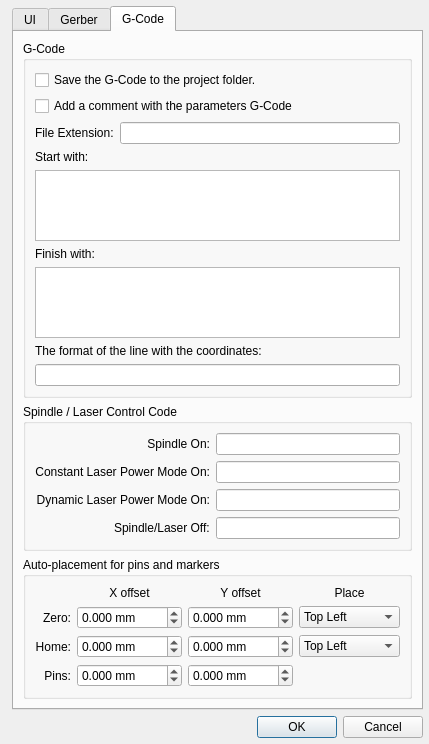
Above: G2G/settingsdialog.ui from XRay3D/GERBER_X3 before the change. Below: the same form after it.
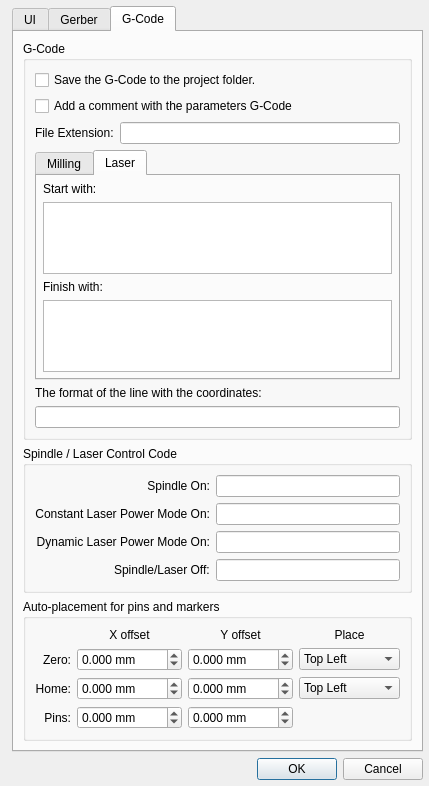
That is the form after the change. The open tabs and pages were chosen to show the change. Custom widgets are drawn as their Qt base class.

Patch:
```diff
--- a/G2G/settingsdialog.ui
+++ b/G2G/settingsdialog.ui
@@ -39,7 +39,7 @@
    <item row="0" column="1">
     <widget class="QTabWidget" name="tabWidget">
      <property name="currentIndex">
-      <number>0</number>
+      <number>2</number>
      </property>
      <widget class="QWidget" name="tab">
       <attribute name="title">
@@ -341,22 +341,16 @@
           <string>G-Code</string>
          </property>
          <layout class="QGridLayout" name="gridLayout_4">
-          <item row="2" column="0">
-           <widget class="QLabel" name="label_14">
+          <item row="0" column="0" colspan="2">
+           <widget class="QCheckBox" name="chbxSameGFolder">
             <property name="text">
-             <string>File Extension:</string>
+             <string>Save the G-Code to the project folder.</string>
             </property>
            </widget>
           </item>
           <item row="2" column="1">
            <widget class="QLineEdit" name="leFileExtension"/>
           </item>
-          <item row="5" column="0" colspan="2">
-           <widget class="QPlainTextEdit" name="pteStart"/>
-          </item>
-          <item row="7" column="0" colspan="2">
-           <widget class="QPlainTextEdit" name="pteEnd"/>
-          </item>
           <item row="9" column="0" colspan="2">
            <widget class="QLineEdit" name="leFormat">
             <property name="toolTip">
@@ -364,24 +358,10 @@
             </property>
            </widget>
           </item>
-          <item row="8" column="0" colspan="2">
-           <widget class="QLabel" name="label_3">
+          <item row="2" column="0">
+           <widget class="QLabel" name="label_14">
             <property name="text">
-             <string>The format of the line with the coordinates:</string>
-            </property>
-           </widget>
-          </item>
-          <item row="6" column="0" colspan="2">
-           <widget class="QLabel" name="label_2">
-            <property name="text">
-             <string>Finish with:</string>
-            </property>
-           </widget>
-          </item>
-          <item row="4" column="0" colspan="2">
-           <widget class="QLabel" name="label">
-            <property name="text">
-             <string>Start with:</string>
+             <string>File Extension:</string>
             </property>
            </widget>
           </item>
@@ -392,10 +372,95 @@
             </property>
            </widget>
           </item>
-          <item row="0" column="0" colspan="2">
-           <widget class="QCheckBox" name="chbxSameGFolder">
+          <item row="4" column="0" colspan="2">
+           <widget class="QTabWidget" name="tabWidget_2">
+            <property name="currentIndex">
+             <number>0</number>
+            </property>
+            <widget class="QWidget" name="tabMilling">
+             <attribute name="title">
+              <string>Milling</string>
+             </attribute>
+             <layout class="QVBoxLayout" name="verticalLayout_5">
+              <property name="leftMargin">
+               <number>6</number>
+              </property>
+              <property name="topMargin">
+               <number>6</number>
+              </property>
+              <property name="rightMargin">
+               <number>6</number>
+              </property>
+              <property name="bottomMargin">
+               <number>6</number>
+              </property>
+              <item>
+               <widget class="QLabel" name="label">
+                <property name="text">
+                 <string>Start with:</string>
+                </property>
+               </widget>
+              </item>
+              <item>
+               <widget class="QPlainTextEdit" name="pteStart"/>
+              </item>
+              <item>
+               <widget class="QLabel" name="label_2">
+                <property name="text">
+                 <string>Finish with:</string>
+                </property>
+               </widget>
+              </item>
+              <item>
+               <widget class="QPlainTextEdit" name="pteEnd"/>
+              </item>
+             </layout>
+            </widget>
+            <widget class="QWidget" name="tabLaser">
+             <attribute name="title">
+              <string>Laser</string>
+             </attribute>
+             <layout class="QVBoxLayout" name="verticalLayout_6">
+              <property name="leftMargin">
+               <number>6</number>
+              </property>
+              <property name="topMargin">
+               <number>6</number>
+              </property>
+              <property name="rightMargin">
+               <number>6</number>
+              </property>
+              <property name="bottomMargin">
+               <number>6</number>
+              </property>
+              <item>
+               <widget class="QLabel" name="label_15">
+                <property name="text">
+                 <string>Start with:</string>
+                </property>
+               </widget>
+              </item>
+              <item>
+               <widget class="QPlainTextEdit" name="pteLaserStart"/>
+              </item>
+              <item>
+               <widget class="QLabel" name="label_16">
+                <property name="text">
+                 <string>Finish with:</string>
+                </property>
+               </widget>
+              </item>
+              <item>
+               <widget class="QPlainTextEdit" name="pteLaserEnd"/>
+              </item>
+             </layout>
+            </widget>
+           </widget>
+          </item>
+          <item row="5" column="0" colspan="2">
+           <widget class="QLabel" name="label_3">
             <property name="text">
-             <string>Save the G-Code to the project folder.</string>
+             <string>The format of the line with the coordinates:</string>
             </property>
            </widget>
           </item>
```
